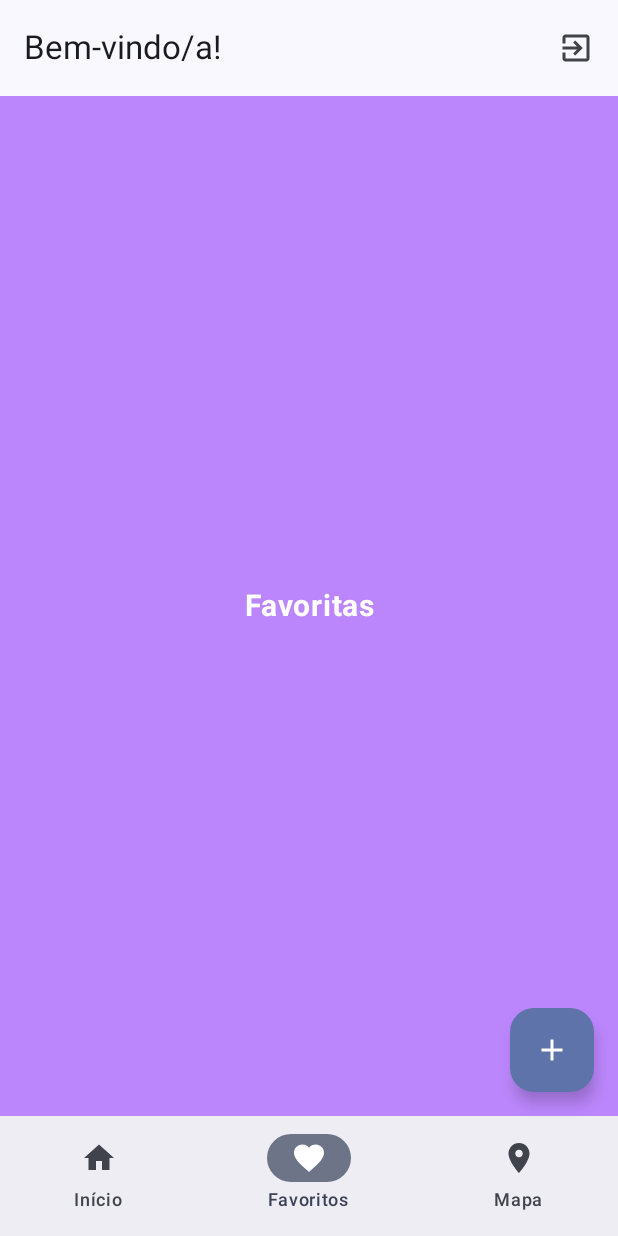
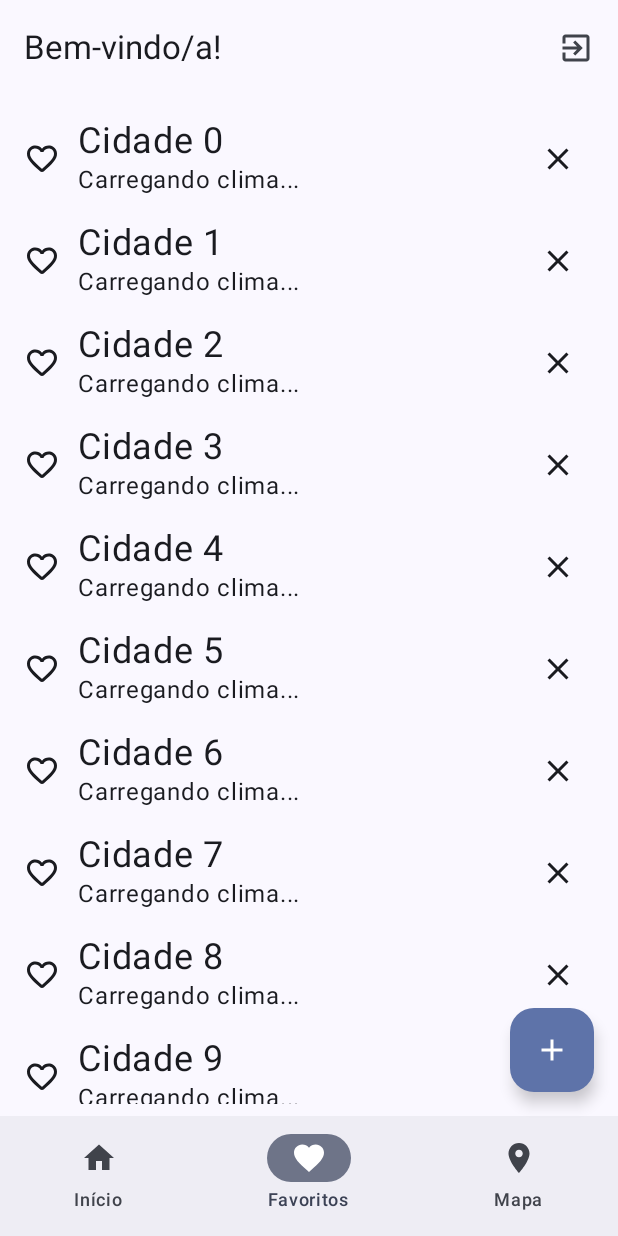
Before and after one commit to renatovanderlei/pdm_praticas, an Android app built with Jetpack Compose: the MainActivity screen opened directly, with no data from a screen before it, item 2 of the bottom bar chosen, on a phone screen of 412 x 824 dp. Run offline under Robolectric (Android 15) with nearby library versions, the phone set to English and light mode, and no system bars.

Commit message:
Prática 03 – Parte 1

```diff
--- a/app/src/main/java/com/weatherapp/ui/ListPage.kt
+++ b/app/src/main/java/com/weatherapp/ui/ListPage.kt
@@ -1,34 +1,92 @@
 package com.weatherapp.ui
 
+import android.widget.Toast
 import androidx.compose.foundation.background
-import androidx.compose.foundation.layout.Column
-import androidx.compose.foundation.layout.fillMaxSize
-import androidx.compose.foundation.layout.wrapContentSize
+import androidx.compose.foundation.clickable
+import androidx.compose.foundation.layout.*
+import androidx.compose.foundation.lazy.LazyColumn
+import androidx.compose.foundation.lazy.items
+import androidx.compose.material.icons.Icons
+import androidx.compose.material.icons.filled.Close
+import androidx.compose.material.icons.rounded.FavoriteBorder
+import androidx.compose.material3.Icon
+import androidx.compose.material3.IconButton
 import androidx.compose.material3.Text
 import androidx.compose.runtime.Composable
+import androidx.compose.runtime.remember
+import androidx.compose.runtime.toMutableStateList
 import androidx.compose.ui.Alignment
 import androidx.compose.ui.Modifier
 import androidx.compose.ui.graphics.Color
+import androidx.compose.ui.platform.LocalContext
 import androidx.compose.ui.res.colorResource
 import androidx.compose.ui.text.font.FontWeight
 import androidx.compose.ui.text.style.TextAlign
+import androidx.compose.ui.unit.dp
 import androidx.compose.ui.unit.sp
 import com.weatherapp.R
 
 @Composable
-fun ListPage() {
-    Column(
-        modifier = Modifier.fillMaxSize()
-            .background(colorResource(id = R.color.purple_200))
-            .wrapContentSize(Alignment.Center)
+fun ListPage(modifier: Modifier = Modifier) {
+    val cityList = remember { getCities().toMutableStateList() }
+    val context = LocalContext.current
+
+    LazyColumn(
+        modifier = modifier
+            .fillMaxSize()
+            .padding(8.dp)
     ) {
-        Text(
-            text = "Favoritas",
-            fontWeight = FontWeight.Bold,
-            color = Color.White,
-            modifier = Modifier.align(Alignment.CenterHorizontally),
-            textAlign = TextAlign.Center,
-            fontSize = 20.sp
-        )
+        items(cityList) { city ->
+            CityItem(city = city, onClose = {
+                Toast.makeText(context, "${city.name} fechado", Toast.LENGTH_SHORT).show()
+            }, onClick = {
+                Toast.makeText(context, "Clicou em ${city.name}", Toast.LENGTH_SHORT).show()
+            })
+        }
     }
 }
+
+data class City(
+    val name: String,
+    val weather: String? = null,
+    val location: String? = null
+)
+
+private fun getCities() = List(20) { i ->
+    City(name = "Cidade $i", weather = "Carregando clima...")
+}
+
+@Composable
+fun CityItem(
+    city: City,
+    onClick: () -> Unit,
+    onClose: () -> Unit,
+    modifier: Modifier = Modifier
+) {
+    Row(
+        modifier = modifier
+            .fillMaxWidth()
+            .padding(8.dp)
+            .clickable { onClick() },
+        verticalAlignment = Alignment.CenterVertically
+    ) {
+        Icon(
+            Icons.Rounded.FavoriteBorder,
+            contentDescription = ""
+        )
+        Spacer(modifier = Modifier.size(12.dp))
+        Column(modifier = modifier.weight(1f)) {
+            Text(
+                text = city.name,
+                fontSize = 24.sp
+            )
+            Text(
+                text = city.weather ?: "Carregando clima...",
+                fontSize = 16.sp
+            )
+        }
+        IconButton(onClick = onClose) {
+            Icon(Icons.Filled.Close, contentDescription = "Close")
+        }
+    }
+}
```
